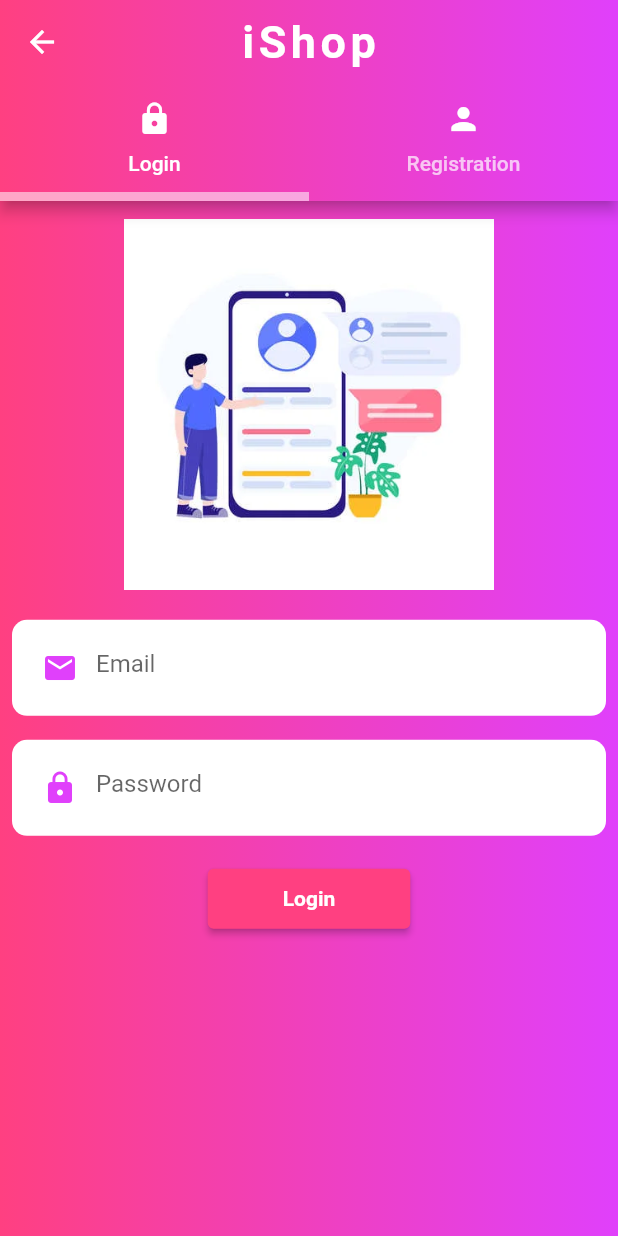
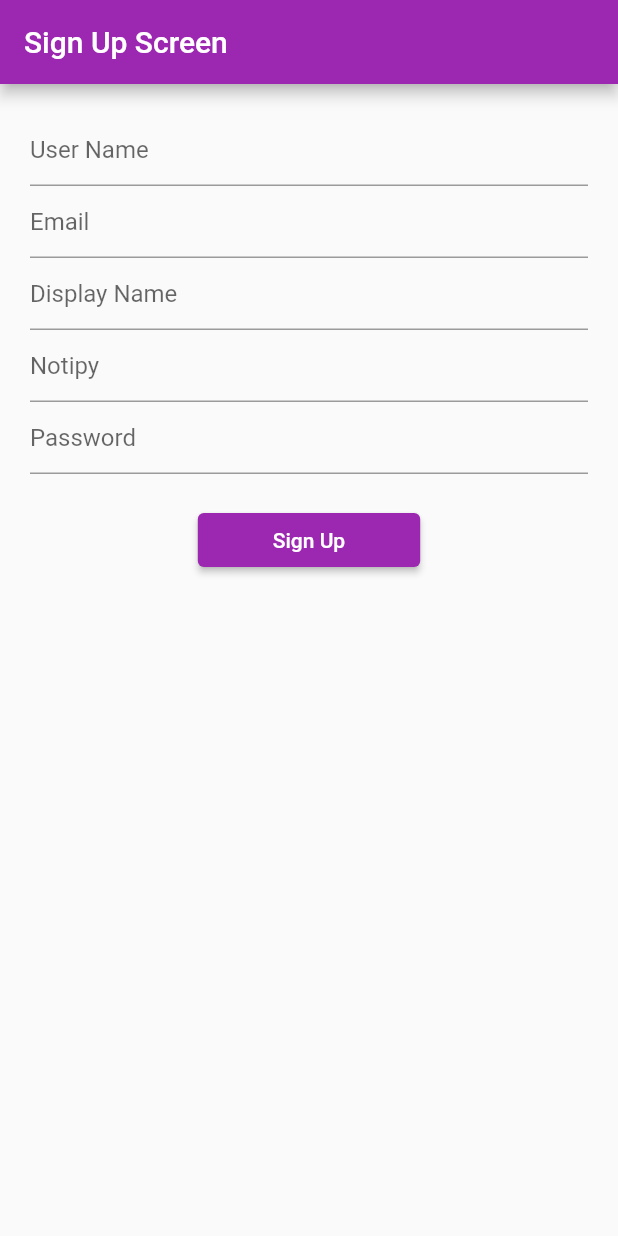
Before and after one commit to RRKawchar/Users_app, a Flutter app: the screen it shows after launch, on a phone screen of 412 x 824 dp. Run offline on Flutter 3.47's test engine with Material 2 defaults, Android fonts, the phone set to English and light mode, and no system bars; our stand-ins replace cloud_firestore, firebase_auth, firebase_core, firebase_storage, fluttertoast, image_picker and 1 more; accounts and stored records are empty.

Commit message:
5th commit

```diff
--- a/lib/main.dart
+++ b/lib/main.dart
@@ -4,6 +4,8 @@ import 'package:shared_preferences/shared_preferences.dart';
 import 'package:users_app/auth/auth_screen.dart';
 import 'package:users_app/global/global.dart';
 import 'package:users_app/main_screen/home_screen.dart';
+import 'package:users_app/model_practice/signup_practice.dart';
+
 import 'package:users_app/splashScreen/splash_screen.dart';
 
 
@@ -26,7 +28,7 @@ class MyApp extends StatelessWidget {
       theme: ThemeData(
         primarySwatch: Colors.purple,
       ),
-      home: SplashScreen(),
+      home: SignUpPractice(),
     );
   }
 }
--- /dev/null
+++ b/lib/model_practice/image_url.dart
@@ -0,0 +1 @@
+const String firstApi="https://fakestoreapi.com/products";
--- /dev/null
+++ b/lib/model_practice/signup_practice.dart
@@ -0,0 +1,106 @@
+import 'dart:convert';
+
+import 'package:flutter/material.dart';
+import 'package:http/http.dart';
+
+class SignUpPractice extends StatefulWidget {
+  const SignUpPractice({Key? key}) : super(key: key);
+
+  @override
+  State<SignUpPractice> createState() => _SignUpPracticeState();
+}
+
+class _SignUpPracticeState extends State<SignUpPractice> {
+  final usernameController = TextEditingController();
+  final emailController = TextEditingController();
+  final displayNameController = TextEditingController();
+  final notifyController = TextEditingController();
+  final passwordController = TextEditingController();
+
+  login(String username, String email, String displayName, String notify,
+      String password) async {
+    try {
+      Response response = await post(
+          Uri.parse(
+              "https://petvillage.us/api/user/register/?username=sadi&email=sadik@domain.com&nonce=76392b0b51&display_name=sadi&notify=both&user_pass=Test@123"),
+          body: {
+            "username": username,
+            "email": email,
+            "nonce": '76392b0b51',
+            "display_name":displayName,
+            "notify":notify,
+            "user_pass":password,
+
+
+          });
+
+      if(response.statusCode==200){
+        var data=jsonDecode(response.body.toString());
+        print(data['username']);
+        print("account created successful");
+      }else{
+        print("failed...");
+      }
+    } catch (e) {
+      print(e.toString());
+    }
+  }
+
+  @override
+  Widget build(BuildContext context) {
+    return Scaffold(
+      appBar: AppBar(
+        title: const Text("Sign Up Screen"),
+      ),
+      body: Padding(
+        padding: const EdgeInsets.symmetric(horizontal: 20, vertical: 20),
+        child: SingleChildScrollView(
+          child: Column(
+            mainAxisAlignment: MainAxisAlignment.center,
+            crossAxisAlignment: CrossAxisAlignment.center,
+            children: [
+              TextField(
+                controller: usernameController,
+                decoration: InputDecoration(hintText: "User Name"),
+              ),
+              TextField(
+                controller: emailController,
+                decoration: InputDecoration(hintText: "Email"),
+              ),
+              TextField(
+                controller: displayNameController,
+                decoration: InputDecoration(hintText: "Display Name"),
+              ),
+              TextField(
+                controller: notifyController,
+                decoration: InputDecoration(hintText: "Notipy"),
+              ),
+              TextField(
+                controller: passwordController,
+                decoration: InputDecoration(hintText: "Password"),
+              ),
+              const SizedBox(
+                height: 20,
+              ),
+              ElevatedButton(
+                  style: ElevatedButton.styleFrom(
+                      backgroundColor: Colors.purple,
+                      padding: const EdgeInsets.symmetric(
+                          horizontal: 50, vertical: 10)),
+                  onPressed: () {
+                    login(
+                      usernameController.text.toString(),
+                      emailController.text.toString(),
+                      displayNameController.text.toString(),
+                      notifyController.text.toString(),
+                      passwordController.text.toString(),
+                    );
+                  },
+                  child: Text("Sign Up"))
+            ],
+          ),
+        ),
+      ),
+    );
+  }
+}
--- a/pubspec.yaml
+++ b/pubspec.yaml
@@ -44,6 +44,7 @@ dependencies:
   image_picker: ^0.8.5+3
   fluttertoast: ^8.0.9
   shared_preferences: ^2.0.15
+  http: ^0.13.5
 
 dev_dependencies:
   flutter_test:
```
Also changed, not shown: lib/model_practice/model/porduct.dart (added, +92 -0 lines), lib/model_practice/product_view.dart (added, +21 -0 lines), lib/model_practice/services/api_service.dart (added, +21 -0 lines), lib/model_practice/login_prectice.dart (added), pubspec.lock.
